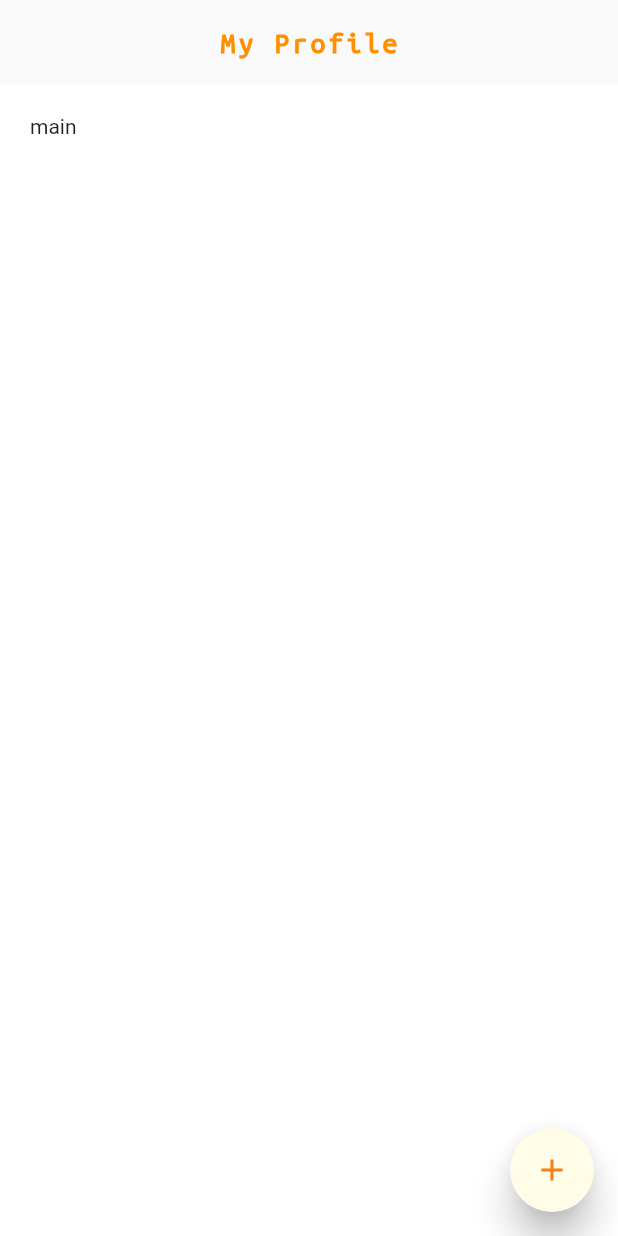
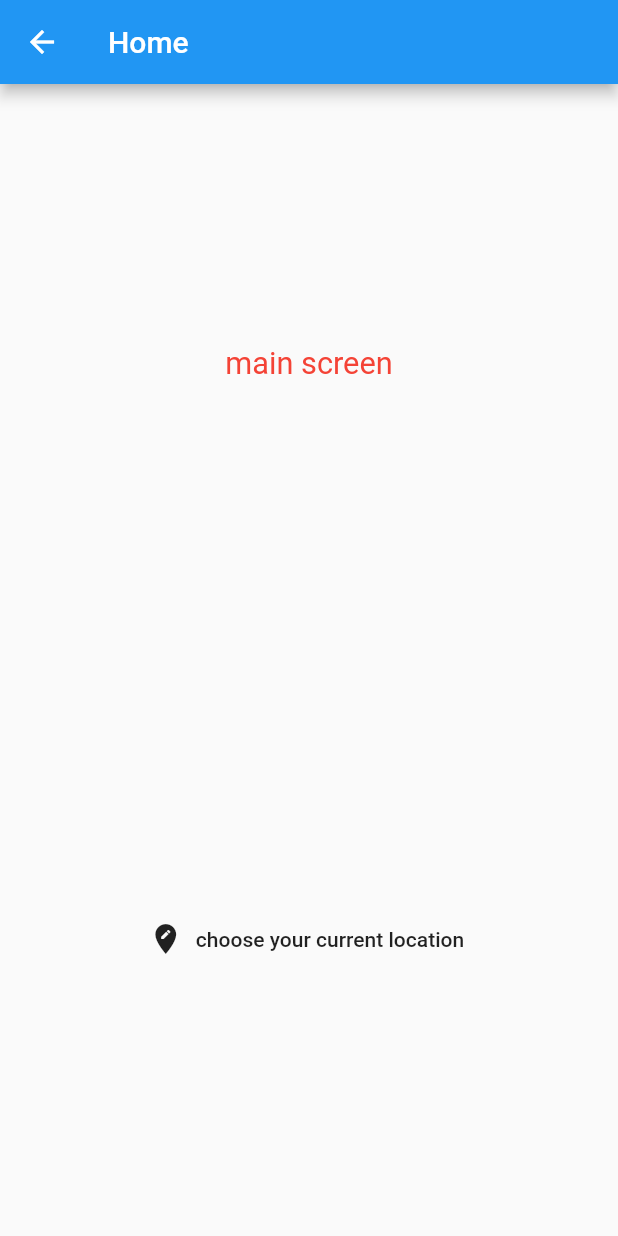
Before and after one commit to SimpleIndian/Learning_flutter, a Flutter app: the screen it shows after launch, on a phone screen of 412 x 824 dp. Run offline on Flutter 3.47's test engine with Material 2 defaults, Android fonts, the phone set to English and light mode, and no system bars.

Commit message:
Routing Maps and widget lifecycle in flutter

```diff
--- a/lib/main.dart
+++ b/lib/main.dart
@@ -1,43 +1,14 @@
 import 'package:flutter/material.dart';
+import 'package:my_new_app/pages/choose_location.dart';
+import 'package:my_new_app/pages/home.dart';
+import 'package:my_new_app/pages/loading.dart';
 
 void main() => runApp(MaterialApp(
       debugShowCheckedModeBanner: false,
-      home: CardId(),
+      initialRoute: '/home',
+      routes: {
+        '/': (context) => Loading(),
+        '/locate': (context) => LocationChooser(),
+        '/home': (context) => Home(),
+      },
     ));
-
-
-
-class CardId extends StatelessWidget {
-  @override
-  Widget build(BuildContext context) {
-    return Scaffold(
-      backgroundColor: Colors.white,
-      appBar: AppBar(
-        elevation: 0.0,
-        backgroundColor: Colors.grey[50],
-        title: Text(
-          'My Profile',
-          style: TextStyle(
-              fontFamily: 'Ubuntu',
-              fontWeight: FontWeight.bold,
-              letterSpacing: 2.0,
-              color: Colors.amber[800]),
-        ),
-        centerTitle: true,
-      ),
-      body: Padding(
-        padding: EdgeInsets.all(20.0),
-        child: Text('main'),
-      ),
-      floatingActionButton: FloatingActionButton(
-        onPressed: (){},
-        elevation: 10.30,
-        backgroundColor:Colors.yellow[50],
-       child: Icon(
-         Icons.add,
-         color:Colors.yellow[900],
-       ),
-        ),
-    );
-  }
-}
--- /dev/null
+++ b/lib/pages/home.dart
@@ -0,0 +1,34 @@
+import 'package:flutter/material.dart';
+
+class Home extends StatefulWidget {
+  @override
+  _HomeState createState() => _HomeState();
+}
+
+class _HomeState extends State<Home> {
+  @override
+  Widget build(BuildContext context) {
+    return Scaffold(
+        appBar: AppBar(title: Text('Home')),
+        body: SafeArea(
+          child: Column(
+            mainAxisAlignment: MainAxisAlignment.spaceAround,
+            children: <Widget>[
+              Center(
+                child: Text(
+                  'main screen',
+                  style: TextStyle(fontSize: 20.5, color: Colors.red),
+                ),
+              ),
+              FlatButton.icon(
+                onPressed: () {
+                  Navigator.pushNamed(context, '/locate');
+                },
+                icon: Icon(Icons.edit_location),
+                label: Text('choose your current location'),
+              )
+            ],
+          ),
+        ));
+  }
+}
```
Also changed, not shown: lib/pages/choose_location.dart (added, +31 -0 lines), lib/pages/loading.dart (added, +19 -0 lines), 1 other file.
